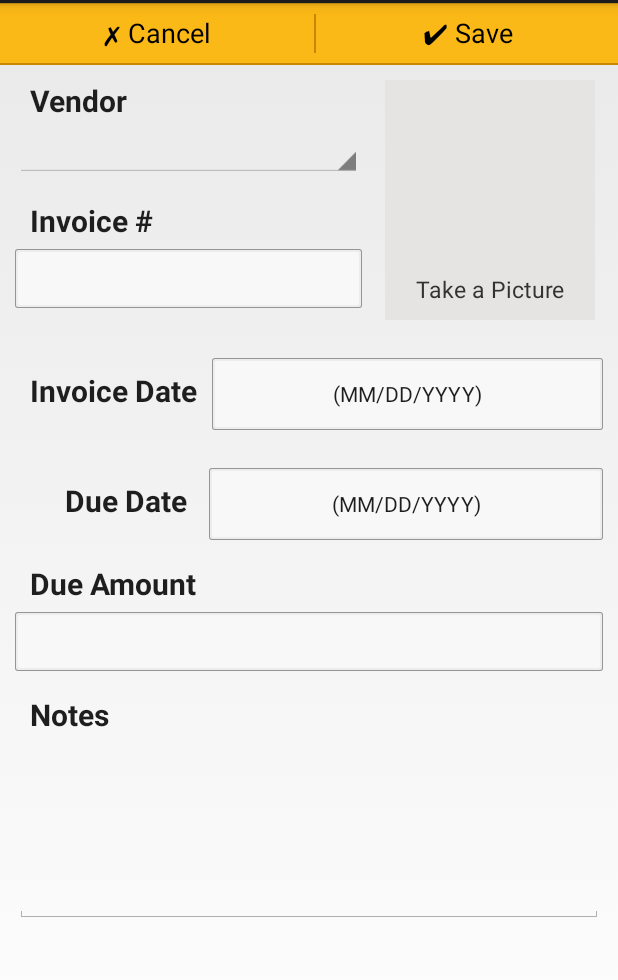
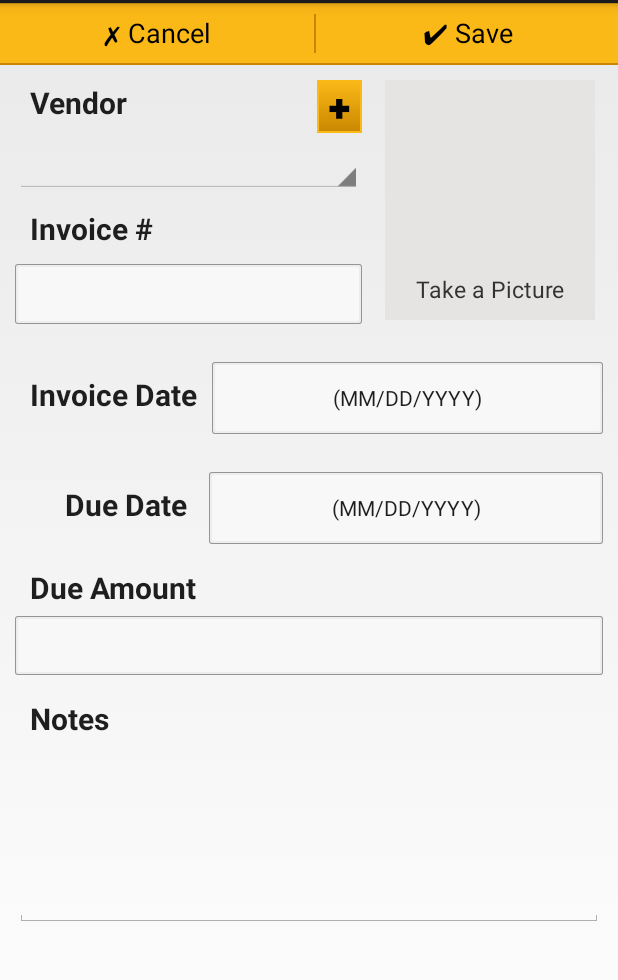
Before and after one commit to ycao233/CashFlowEstimation, an Android app: the layout activity_invoice.xml on its own in the app's theme, with its tools: preview values and no code run, on a phone screen of 412 x 824 dp, the part 69-1049 px from its top. Run offline under Robolectric (Android 15) with nearby library versions, the phone set to English and light mode, and no system bars.

Commit message:
refactor vendor

```diff
--- /dev/null
+++ b/CashFlowEstimation/src/main/res/drawable/theme_grad_button.xml
@@ -0,0 +1,23 @@
+<?xml version="1.0" encoding="utf-8"?>
+<selector xmlns:android="http://schemas.android.com/apk/res/android">
+    <item android:state_pressed="true" >
+        <shape>
+            <solid
+                android:color="@color/theme_sep" />
+            <stroke
+                android:width="1dp"
+                android:color="@color/theme_sep" />
+        </shape>
+    </item>
+    <item>
+        <shape>
+            <gradient
+                android:startColor="@color/theme"
+                android:endColor="@color/theme_sep"
+                android:angle="270" />
+            <stroke
+                android:width="1dp"
+                android:color="@color/theme" />
+        </shape>
+    </item>
+</selector>
--- a/CashFlowEstimation/src/main/res/layout/activity_invoice.xml
+++ b/CashFlowEstimation/src/main/res/layout/activity_invoice.xml
@@ -86,16 +86,31 @@
                         android:text="Take a Picture"/>
                 </RelativeLayout>
 
-                <TextView
-                    style="@style/HeaderTitleText"
-                    android:id="@+id/vendor_label"
+                <RelativeLayout
+                    android:layout_width="match_parent"
+                    android:layout_height="35dp"
                     android:layout_toLeftOf="@id/imagearea"
-                    android:layout_alignParentLeft="true"
-                    android:text="Vendor"/>
+                    android:id="@+id/vendor_label">
+                    <TextView
+                        style="@style/HeaderTitleText"
+                        android:id="@+id/vendor_text_label"
+                        android:layout_height="40dp"
+                        android:gravity="center_vertical"
+                        android:text="Vendor"/>
+                    <Button
+                        android:id="@+id/add_vendor_button"
+                        android:layout_width="30dp"
+                        android:layout_height="40dp"
+                        android:layout_alignParentRight="true"
+                        android:text="@string/plus"
+                        android:background="@drawable/theme_grad_button"
+                        />
+                </RelativeLayout>
+
                 <Spinner
                     android:layout_below="@id/vendor_label"
                     android:layout_width="match_parent"
-                    android:layout_height="wrap_content"
+                    android:layout_height="40dp"
                     android:id="@+id/vendor_spinner"
                     android:layout_alignParentLeft="true"
                     android:layout_toLeftOf="@id/imagearea"
@@ -104,7 +119,8 @@
 
                 <TextView
                     android:layout_below="@id/vendor_spinner"
-                    android:paddingTop="15dp"
+                    android:paddingTop="10dp"
+                    android:paddingBottom="10dp"
                     android:id="@+id/inv_num_label"
                     android:layout_toLeftOf="@id/imagearea"
                     android:layout_alignParentLeft="true"
@@ -113,7 +129,7 @@
                 <EditText
                     android:layout_below="@id/inv_num_label"
                     android:layout_width="match_parent"
-                    android:layout_height="wrap_content"
+                    android:layout_height="40dp"
                     android:layout_toLeftOf="@id/imagearea"
                     android:layout_alignParentLeft="true"
                     style="@style/FormalSingleLineEditText"
--- a/CashFlowEstimation/src/main/res/layout/fragment_cash_estimation.xml
+++ b/CashFlowEstimation/src/main/res/layout/fragment_cash_estimation.xml
@@ -59,7 +59,7 @@
                 android:text="Estimate Again"
                 style="@style/ButtonText"
                 android:layout_alignParentRight="true"
-                android:background="@drawable/blue_button"
+                android:background="@drawable/theme_grad_button"
                 android:id="@+id/refresh_button"/>
     </LinearLayout>
 
--- a/CashFlowEstimation/src/main/res/layout/fragment_cash_flows.xml
+++ b/CashFlowEstimation/src/main/res/layout/fragment_cash_flows.xml
@@ -106,13 +106,15 @@
                 android:layout_weight="2"
                 android:layout_width="wrap_content"
                 android:layout_height="0dip"
-                android:text="Estimate Again"
+                android:text="@string/save"
                 android:id="@+id/estimate_button"
+                android:paddingRight="25dp"
+                android:paddingLeft="25dp"
                 android:layout_gravity="center"
                 android:clickable="true"
                 android:enabled="true"
                 android:gravity="center"
-                android:background="@drawable/blue_button"
+                android:background="@drawable/theme_grad_button"
                 style="@style/ButtonText"
                 />
     </LinearLayout>
--- a/CashFlowEstimation/src/main/res/values/strings.xml
+++ b/CashFlowEstimation/src/main/res/values/strings.xml
@@ -8,6 +8,9 @@
     <string name="title_section3">Cash Flows</string>
     <string name="title_activity_setting">Settings</string>
     <string name="pick_date">Choose Date</string>
+    <string name="save">Save</string>>
+    <string name="cancel">Cancel</string>>
+    <string name="create_new">Create New</string>>
     <string name="invoice_empty_input">Please check your input</string>
     <string name="plus">\u271A</string>
     <string name="cross">\u274C</string>
--- a/CashFlowEstimation/src/main/res/values/styles.xml
+++ b/CashFlowEstimation/src/main/res/values/styles.xml
@@ -39,7 +39,7 @@
     </style>
 
     <style name="TitleText">
-        <item name="android:textSize">20sp</item>
+        <item name="android:textSize">20dp</item>
         <item name="android:paddingBottom">2dp</item>
         <item name="android:textStyle">bold</item>
         <item name="android:textColor">@color/text</item>
```
Also changed, not shown: CashFlowEstimation/src/main/java/com/ycao/cashflowestimation/domain/Invoice.java (+8 -0 lines), CashFlowEstimation/src/main/java/com/ycao/cashflowestimation/ui/InvoiceActivity.java (+67 -9 lines), CashFlowEstimation/src/main/java/com/ycao/cashflowestimation/ui/fragment/InvoiceSummaryFragment.java (+11 -3 lines), CashFlowEstimation/src/main/res/layout/dialog_add_vendor.xml (added, +50 -0 lines), CashFlowEstimation/src/main/res/layout/spinner_item.xml (added, +9 -0 lines).
